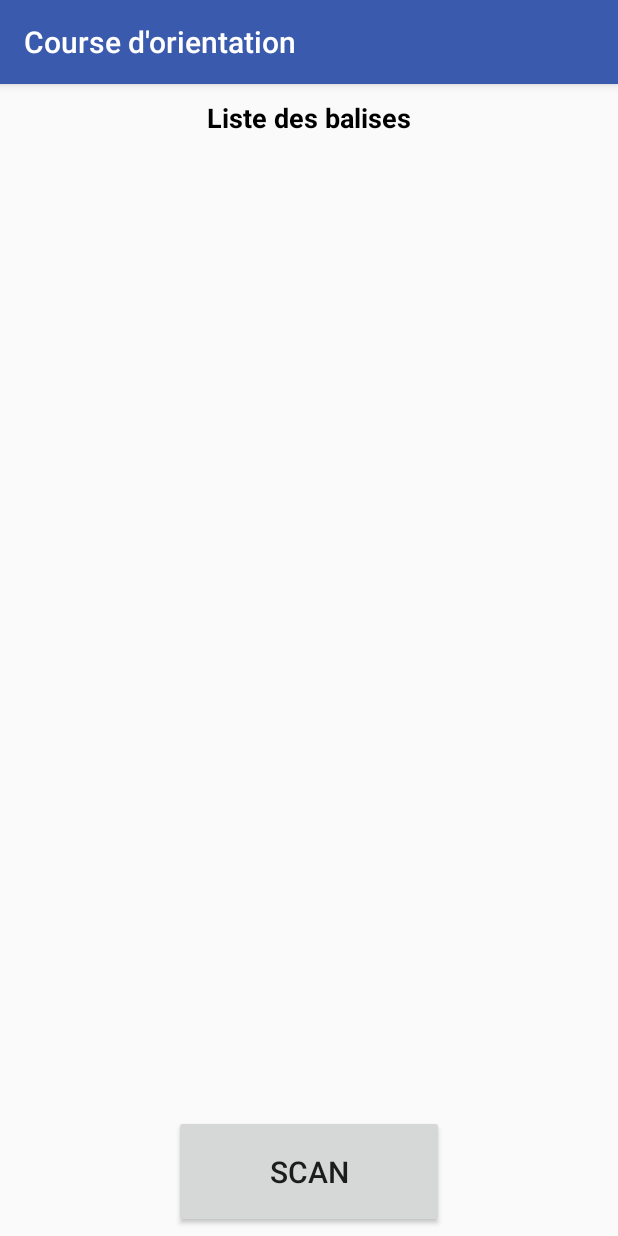
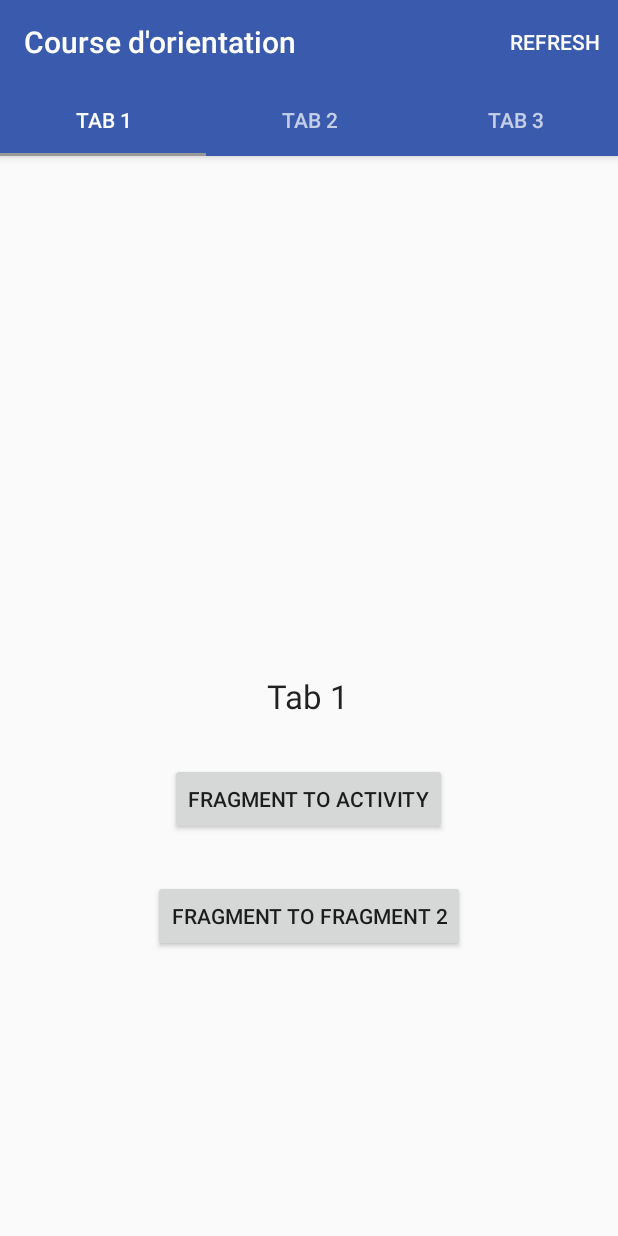
Before and after one commit to batnyu/CourseOrientation, an Android app: the screen it shows after launch (FirstScreen before the commit, MainActivity after it), on a phone screen of 412 x 824 dp. Run offline under Robolectric (Android 15) with nearby library versions, the phone set to English and light mode, and no system bars; libraries missing offline, so code that uses them is left out: com.google.zxing.integration.

Commit message:
ajout onglets avec fragments, pb quand on revient au tab1, liste s'efface

```diff
--- a/app/build.gradle
+++ b/app/build.gradle
@@ -27,7 +27,10 @@ dependencies {
     compile fileTree(include: ['*.jar'], dir: 'libs')
     testCompile 'junit:junit:4.12'
     compile 'com.android.support:appcompat-v7:24.2.1'
+    compile 'com.android.support:design:24.2.1'
+    compile 'com.android.support:support-v4:24.2.1'
 
     compile 'com.journeyapps:zxing-android-embedded:3.4.0'
     compile 'com.google.zxing:core:3.3.0'
+
 }
--- a/app/src/main/AndroidManifest.xml
+++ b/app/src/main/AndroidManifest.xml
@@ -1,6 +1,5 @@
 <?xml version="1.0" encoding="utf-8"?>
 <manifest xmlns:android="http://schemas.android.com/apk/res/android"
-    xmlns:tools="http://schemas.android.com/tools"
     package="iut_lry.coursedorientation">
 
     <application
@@ -9,7 +8,7 @@
         android:label="@string/app_name"
         android:supportsRtl="true"
         android:theme="@style/AppTheme">
-        <activity android:name=".FirstScreen"
+        <activity android:name=".MainActivity"
             android:windowSoftInputMode="stateHidden"
             android:configChanges="keyboardHidden|orientation|screenSize">
             <intent-filter>
--- /dev/null
+++ b/app/src/main/java/iut_lry/coursedorientation/IFragmentToActivity.java
@@ -0,0 +1,14 @@
+package iut_lry.coursedorientation;
+
+import android.content.Intent;
+
+/**
+ * Created by Baptiste on 01/12/2016. aa
+ */
+public interface IFragmentToActivity {
+    void showToast(String msg);
+
+    void communicateToFragment2();
+
+    //void communicateToFragment3();
+}
--- /dev/null
+++ b/app/src/main/java/iut_lry/coursedorientation/MainActivity.java
@@ -0,0 +1,105 @@
+package iut_lry.coursedorientation;
+
+import android.content.Intent;
+import android.media.MediaPlayer;
+import android.os.Bundle;
+import android.support.design.widget.TabLayout;
+import android.support.v4.app.Fragment;
+import android.support.v4.view.ViewPager;
+import android.support.v7.app.AppCompatActivity;
+import android.support.v7.widget.Toolbar;
+import android.util.Log;
+import android.view.Menu;
+import android.view.MenuItem;
+import android.widget.ListView;
+import android.widget.TextView;
+import android.widget.Toast;
+
+import com.google.zxing.integration.android.IntentIntegrator;
+import com.google.zxing.integration.android.IntentResult;
+
+import java.text.SimpleDateFormat;
+import java.util.ArrayList;
+import java.util.Calendar;
+
+public class MainActivity extends AppCompatActivity implements IFragmentToActivity {
+    private final String LOG_TAG = "MainActivity";
+    private PagerAdapter adapter;
+    private TabLayout tabLayout;
+
+    @Override
+    protected void onCreate(Bundle savedInstanceState) {
+        super.onCreate(savedInstanceState);
+        setContentView(R.layout.activity_main);
+        Toolbar toolbar = (Toolbar) findViewById(R.id.toolbar);
+        setSupportActionBar(toolbar);
+
+        ArrayList<String> tabs = new ArrayList<>();
+        tabs.add("Tab 1");
+        tabs.add("Tab 2");
+        tabs.add("Tab 3");
+        tabLayout = (TabLayout) findViewById(R.id.tab_layout);
+        tabLayout.setTabGravity(TabLayout.GRAVITY_FILL);
+
+        final ViewPager viewPager = (ViewPager) findViewById(R.id.pager);
+        adapter = new PagerAdapter(getSupportFragmentManager(), tabs);
+        viewPager.setAdapter(adapter);
+        tabLayout.setupWithViewPager(viewPager);
+
+    }
+
+    @Override
+    public boolean onCreateOptionsMenu(Menu menu) {
+        getMenuInflater().inflate(R.menu.menu_main, menu);
+        return true;
+    }
+
+    @Override
+    public boolean onOptionsItemSelected(MenuItem item) {
+        int id = item.getItemId();
+        if (id == R.id.action_refresh) {
+            int position = tabLayout.getSelectedTabPosition();
+            Fragment fragment = adapter.getFragment(tabLayout
+                    .getSelectedTabPosition());
+            if (fragment != null) {
+                switch (position) {
+                    case 0:
+                        ((TabFragment1) fragment).onRefresh();
+                        break;
+                    case 1:
+                        ((TabFragment2) fragment).onRefresh();
+                        break;
+                    case 2:
+                        ((TabFragment3) fragment).onRefresh();
+                        break;
+                }
+            }
+            return true;
+        }
+        return super.onOptionsItemSelected(item);
+    }
+
+    @Override
+    public void showToast(String msg) {
+        Toast.makeText(this, msg, Toast.LENGTH_LONG).show();
+    }
+
+    @Override
+    public void communicateToFragment2() {
+        TabFragment2 fragment = (TabFragment2) adapter.getFragment(1);
+        if (fragment != null) {
+            fragment.fragmentCommunication();
+        } else {
+            Log.i(LOG_TAG, "Fragment 2 is not initialized");
+        }
+    }
+
+    @Override
+    public void onActivityResult(int requestCode, int resultCode, Intent data) {
+        // Override this method in the activity that hosts the Fragment and call super
+        // in order to receive the result inside onActivityResult from the fragment.
+        super.onActivityResult(requestCode, resultCode, data);
+    }
+
+
+}
--- /dev/null
+++ b/app/src/main/java/iut_lry/coursedorientation/PagerAdapter.java
@@ -0,0 +1,72 @@
+package iut_lry.coursedorientation;
+
+import android.support.annotation.Nullable;
+import android.support.v4.app.Fragment;
+import android.support.v4.app.FragmentManager;
+import android.support.v4.app.FragmentStatePagerAdapter;
+import android.util.SparseArray;
+import android.view.ViewGroup;
+
+import java.lang.ref.WeakReference;
+import java.util.ArrayList;
+
+public class PagerAdapter extends FragmentStatePagerAdapter {
+    private final SparseArray<WeakReference<Fragment>> instantiatedFragments = new SparseArray<>();
+    private ArrayList<String> mTabHeader;
+
+    public PagerAdapter(FragmentManager fm, ArrayList<String> tabHeader) {
+        super(fm);
+        this.mTabHeader = tabHeader;
+    }
+
+    @Override
+    public Fragment getItem(int position) {
+
+        switch (position) {
+            case 0:
+                TabFragment1 tab1 = new TabFragment1();
+                return tab1;
+            case 1:
+                TabFragment2 tab2 = new TabFragment2();
+                return tab2;
+            case 2:
+                TabFragment3 tab3 = new TabFragment3();
+                return tab3;
+            default:
+                return null;
+        }
+    }
+
+    @Override
+    public int getCount() {
+        return mTabHeader.size();
+    }
+
+    @Override
+    public Object instantiateItem(final ViewGroup container, final int position) {
+        final Fragment fragment = (Fragment) super.instantiateItem(container, position);
+        instantiatedFragments.put(position, new WeakReference<>(fragment));
+        return fragment;
+    }
+
+    @Override
+    public void destroyItem(final ViewGroup container, final int position, final Object object) {
+        instantiatedFragments.remove(position);
+        super.destroyItem(container, position, object);
+    }
+
+    @Nullable
+    public Fragment getFragment(final int position) {
+        final WeakReference<Fragment> wr = instantiatedFragments.get(position);
+        if (wr != null) {
+            return wr.get();
+        } else {
+            return null;
+        }
+    }
+
+    @Override
+    public CharSequence getPageTitle(int position) {
+        return mTabHeader.get(position);
+    }
+}
--- /dev/null
+++ b/app/src/main/java/iut_lry/coursedorientation/TabFragment1.java
@@ -0,0 +1,61 @@
+package iut_lry.coursedorientation;
+
+import android.content.Context;
+import android.os.Bundle;
+import android.support.v4.app.Fragment;
+import android.view.LayoutInflater;
+import android.view.View;
+import android.view.ViewGroup;
+import android.widget.Button;
+import android.widget.Toast;
+
+public class TabFragment1 extends Fragment implements View.OnClickListener {
+    private IFragmentToActivity mCallback;
+    private Button btnFtoA;
+    private Button btnFtoF;
+
+    @Override
+    public View onCreateView(LayoutInflater inflater, ViewGroup container, Bundle savedInstanceState) {
+        View view = inflater.inflate(R.layout.tab_fragment_1, container, false);
+        btnFtoA = (Button) view.findViewById(R.id.button);
+        btnFtoF = (Button) view.findViewById(R.id.button2);
+        btnFtoA.setOnClickListener(this);
+        btnFtoF.setOnClickListener(this);
+        return view;
+    }
+
+    @Override
+    public void onAttach(Context context) {
+        super.onAttach(context);
+        try {
+            mCallback = (IFragmentToActivity) context;
+        } catch (ClassCastException e) {
+            throw new ClassCastException(context.toString()
+                    + " must implement IFragmentToActivity");
+        }
+    }
+
+    @Override
+    public void onDetach() {
+        mCallback = null;
+        super.onDetach();
+    }
+
+    public void onRefresh() {
+        Toast.makeText(getActivity(), "Fragment 1: Refresh called.",
+                Toast.LENGTH_SHORT).show();
+    }
+
+    @Override
+    public void onClick(View v) {
+        switch (v.getId()) {
+            case R.id.button:
+                mCallback.showToast("Hello from Fragment 1");
+                break;
+
+            case R.id.button2:
+                mCallback.communicateToFragment2();
+                break;
+        }
+    }
+}
--- /dev/null
+++ b/app/src/main/java/iut_lry/coursedorientation/TabFragment2.java
@@ -0,0 +1,70 @@
+package iut_lry.coursedorientation;
+
+import android.content.Context;
+import android.os.Bundle;
+import android.support.v4.app.Fragment;
+import android.view.LayoutInflater;
+import android.view.View;
+import android.view.ViewGroup;
+import android.widget.Button;
+import android.widget.ListView;
+import android.widget.TextView;
+import android.widget.Toast;
+
+import com.google.zxing.integration.android.IntentIntegrator;
+
+import java.util.Calendar;
+
+public class TabFragment2 extends Fragment implements View.OnClickListener {
+    private IFragmentToActivity mCallback;
+
+    private TextView mTextView1;
+    private Button btnFtoA;
+
+    @Override
+    public View onCreateView(LayoutInflater inflater, ViewGroup container, Bundle savedInstanceState) {
+        View view = inflater.inflate(R.layout.tab_fragment_2, container, false);
+
+        mTextView1 = (TextView) view.findViewById(R.id.textView1);
+        btnFtoA = (Button) view.findViewById(R.id.button);
+        btnFtoA.setOnClickListener(this);
+
+        return view;
+    }
+
+    @Override
+    public void onAttach(Context context) {
+        super.onAttach(context);
+        try {
+            mCallback = (IFragmentToActivity) context;
+        } catch (ClassCastException e) {
+            throw new ClassCastException(context.toString()
+                    + " must implement IFragmentToActivity");
+        }
+    }
+
+    @Override
+    public void onDetach() {
+        mCallback = null;
+        super.onDetach();
+    }
+
+    public void onRefresh() {
+        Toast.makeText(getActivity(), "Fragment 2: Refresh called.",
+                Toast.LENGTH_SHORT).show();
+    }
+
+    public void fragmentCommunication() {
+
+        mTextView1.setText("Hello from Tab Fragment 1");
+    }
+
+    @Override
+    public void onClick(View v) {
+        switch (v.getId()) {
+            case R.id.button:
+                mCallback.showToast("Hello from Fragment 2");
+                break;
+        }
+    }
+}
--- /dev/null
+++ b/app/src/main/res/layout/activity_main.xml
@@ -0,0 +1,44 @@
+<?xml version="1.0" encoding="utf-8"?>
+<android.support.design.widget.CoordinatorLayout xmlns:android="http://schemas.android.com/apk/res/android"
+    xmlns:app="http://schemas.android.com/apk/res-auto"
+    xmlns:tools="http://schemas.android.com/tools"
+    android:layout_width="match_parent"
+    android:layout_height="match_parent"
+    android:fitsSystemWindows="true"
+    tools:context=".MainActivity">
+
+    <android.support.design.widget.AppBarLayout
+        android:layout_width="match_parent"
+        android:layout_height="wrap_content"
+        android:theme="@style/AppTheme.AppBarOverlay">
+
+        <android.support.v7.widget.Toolbar
+            android:id="@+id/toolbar"
+            android:layout_width="match_parent"
+            android:layout_height="?attr/actionBarSize"
+            android:background="?attr/colorPrimary"
+            app:popupTheme="@style/AppTheme.PopupOverlay" />
+
+        <android.support.design.widget.TabLayout
+            android:id="@+id/tab_layout"
+            android:layout_width="match_parent"
+            android:layout_height="wrap_content"
+            android:layout_below="@+id/toolbar"
+            android:background="?attr/colorPrimary"
+            android:minHeight="?attr/actionBarSize"
+            android:theme="@style/ThemeOverlay.AppCompat.Dark.ActionBar" />
+
+    </android.support.design.widget.AppBarLayout>
+
+    <android.support.v4.view.ViewPager
+        xmlns:android="http://schemas.android.com/apk/res/android"
+        xmlns:app="http://schemas.android.com/apk/res-auto"
+        xmlns:tools="http://schemas.android.com/tools"
+        android:id="@+id/pager"
+        android:layout_width="match_parent"
+        android:layout_height="match_parent"
+        app:layout_behavior="@string/appbar_scrolling_view_behavior"
+        tools:context=".MainActivity"
+        tools:showIn="@layout/activity_main" />
+
+</android.support.design.widget.CoordinatorLayout>
--- /dev/null
+++ b/app/src/main/res/layout/tab_fragment_1.xml
@@ -0,0 +1,33 @@
+<?xml version="1.0" encoding="utf-8"?>
+<RelativeLayout xmlns:android="http://schemas.android.com/apk/res/android"
+    android:layout_width="match_parent"
+    android:layout_height="match_parent"
+    android:orientation="vertical">
+
+    <TextView
+        android:id="@+id/textView"
+        android:layout_width="wrap_content"
+        android:layout_height="wrap_content"
+        android:layout_centerInParent="true"
+        android:text="Tab 1"
+        android:textAppearance="?android:attr/textAppearanceLarge"/>
+
+    <Button
+        android:id="@+id/button"
+        android:layout_width="wrap_content"
+        android:layout_height="wrap_content"
+        android:layout_below="@+id/textView"
+        android:layout_centerHorizontal="true"
+        android:layout_marginTop="30dp"
+        android:text="Fragment to Activity"/>
+
+    <Button
+        android:id="@+id/button2"
+        android:layout_width="wrap_content"
+        android:layout_height="wrap_content"
+        android:layout_below="@+id/button"
+        android:layout_centerHorizontal="true"
+        android:layout_marginTop="30dp"
+        android:text="Fragment to Fragment 2"/>
+
+</RelativeLayout>
--- a/app/src/main/res/layout/activity_first_screen.xml
+++ b/app/src/main/res/layout/tab_fragment_3.xml
@@ -4,77 +4,6 @@
     android:layout_height="match_parent"
     android:layout_weight="1.01"
     xmlns:android="http://schemas.android.com/apk/res/android">
-
-
-    <!--<LinearLayout xmlns:android="http://schemas.android.com/apk/res/android"
-    android:layout_width="wrap_content"
-    android:layout_height="wrap_content"
-    android:orientation="horizontal"
-    android:paddingLeft="15sp"
-    android:paddingRight="15sp"
-    android:paddingTop="15sp"
-    android:paddingBottom="15sp"
-    android:baselineAligned="false"
-    android:id="@+id/linearLayout"
-    android:focusable="true"
-    android:focusableInTouchMode="true">
-
-
-    <LinearLayout
-    android:layout_width="wrap_content"
-    android:layout_height="wrap_content"
-    android:orientation="horizontal"
-        android:paddingTop="15sp"
-        android:weightSum="1">
-
-        <TextView
-    android:layout_width="wrap_content"
-    android:layout_height="wrap_content"
-    android:text="@string/idTeam"
-    android:textSize="15sp"
-    android:textStyle="bold"
-        android:layout_weight="1.01" />
-    <EditText
-    android:id="@+id/id_team"
-    android:inputType="number"
-        android:layout_width="wrap_content"
-    android:layout_height="wrap_content"
-        android:ems="2"
-        android:textSize="15sp" />
-
-
-    </LinearLayout>
-
-    <LinearLayout
-        android:layout_width="wrap_content"
-        android:layout_height="wrap_content"
-        android:orientation="horizontal"
-        android:paddingTop="15sp"
-        android:weightSum="1"
-        android:layout_marginLeft="15dp">
-
-        <TextView
-            android:layout_width="wrap_content"
-            android:layout_height="wrap_content"
-            android:text="@string/idRace"
-            android:textSize="15sp"
-            android:textStyle="bold" />
-
-        <EditText
-            android:id="@+id/editText"
-            android:layout_width="wrap_content"
-            android:layout_height="wrap_content"
-            android:inputType="number"
-            android:ems="2"
-            android:textSize="15sp" />
-    </LinearLayout>
-
-</LinearLayout>
-
--->
-    <!-- Numéro d'équipe et de course à gérer plus tard -->
-
-
 
     <TextView
         android:layout_width="wrap_content"
--- /dev/null
+++ b/app/src/main/res/menu/menu_main.xml
@@ -0,0 +1,11 @@
+<?xml version="1.0" encoding="utf-8"?>
+<menu xmlns:android="http://schemas.android.com/apk/res/android"
+    xmlns:app="http://schemas.android.com/apk/res-auto"
+    xmlns:tools="http://schemas.android.com/tools"
+    tools:context=".MainActivity">
+    <item
+        android:id="@+id/action_refresh"
+        android:orderInCategory="100"
+        android:title="Refresh"
+        app:showAsAction="always"/>
+</menu>
--- a/app/src/main/res/values/styles.xml
+++ b/app/src/main/res/values/styles.xml
@@ -1,11 +1,18 @@
 <resources>
 
     <!-- Base application theme. -->
-    <style name="AppTheme" parent="Theme.AppCompat.Light.DarkActionBar">
+    <style name="AppTheme" parent="Theme.AppCompat.Light.NoActionBar">
         <!-- Customize your theme here. -->
         <item name="colorPrimary">@color/colorPrimary</item>
         <item name="colorPrimaryDark">@color/colorPrimaryDark</item>
         <item name="colorAccent">@color/colorAccent</item>
     </style>
+    <style name="AppTheme.NoActionBar">
+        <item name="windowActionBar">false</item>
+        <item name="windowNoTitle">true</item>
+    </style>
+    <style name="AppTheme.AppBarOverlay"
+        parent="ThemeOverlay.AppCompat.Dark.ActionBar"/>
+    <style name="AppTheme.PopupOverlay" parent="ThemeOverlay.AppCompat.Light"/>
 
 </resources>
```
Also changed, not shown: app/src/main/java/iut_lry/coursedorientation/TabFragment3.java (renamed from app/src/main/java/iut_lry/coursedorientation/FirstScreen.java, +53 -38 lines), app/src/main/java/iut_lry/coursedorientation/classAremettre.java (added, +120 -0 lines), app/src/main/res/layout/tab_fragment_2.xml (added, +33 -0 lines).
